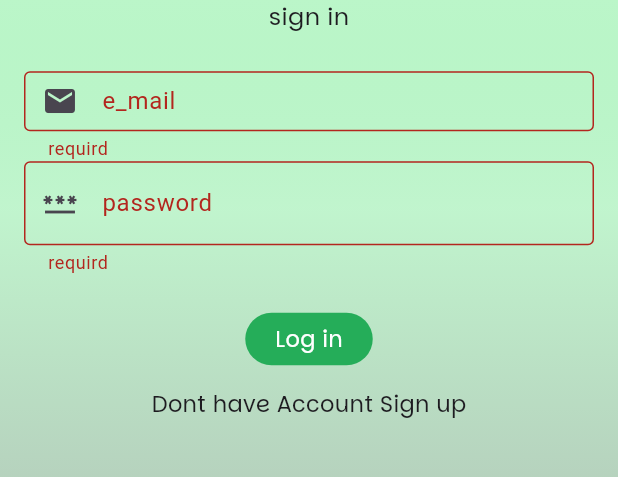
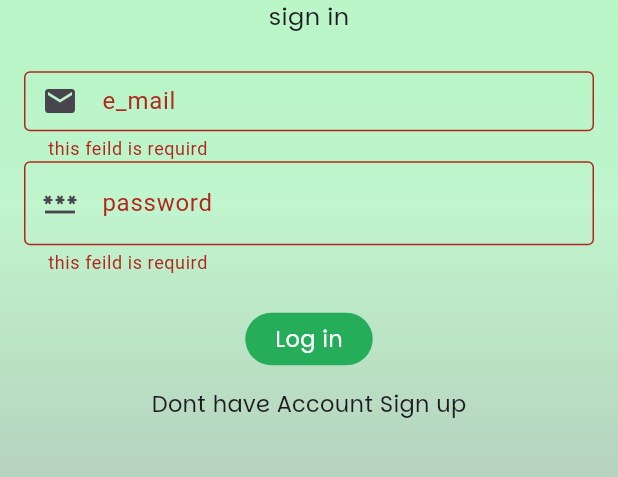
Before and after one commit to Abdallahmusa310/Zagel, a Flutter app: the screen it shows after launch, after a tap on "Log in", on a phone screen of 412 x 824 dp, the part 410-887 px from its top. Run offline on Flutter 3.47's test engine with Material 3 defaults, Android fonts, the phone set to English and light mode, and no system bars; drawn by our look-alikes of modal_progress_hud_nsn; our stand-ins replace animated_splash_screen, cloud_firestore, firebase_auth, firebase_core, lottie; accounts and stored records are empty.

```diff
--- a/lib/main.dart
+++ b/lib/main.dart
@@ -5,30 +5,29 @@ import 'package:zagel/screens/chat_screen.dart';
 import 'package:zagel/screens/home_screen.dart';
 import 'package:zagel/screens/sign_up_screen.dart';
 import 'package:zagel/screens/splash_screen.dart';
+
 void main() async {
-   WidgetsFlutterBinding.ensureInitialized();
-   await Firebase.initializeApp(
-   options: DefaultFirebaseOptions.currentPlatform,
-  );
+  WidgetsFlutterBinding.ensureInitialized();
+  await Firebase.initializeApp(options: DefaultFirebaseOptions.android);
   runApp(const MyApp());
 }
+
 class MyApp extends StatelessWidget {
   const MyApp({super.key});
 
   // This widget is the root of your application.
   @override
   Widget build(BuildContext context) {
-    return  MaterialApp(
+    return MaterialApp(
       home: const SplashScreen(),
       debugShowCheckedModeBanner: false,
-        routes: {
-          'SplashScreen':(context)=>const SplashScreen(),
-          'homescreen'  :(context)=> HomeScreen(),
-          'signup'      :(context)=> SignUpScreen(),
-          'ChatScreen'  :(context)=> const ChatScreen(),
-        },
-        initialRoute: 'SplashScreen',
-
+      routes: {
+        'SplashScreen': (context) => const SplashScreen(),
+        'homescreen': (context) => const HomeScreen(),
+        'signup': (context) => SignUpScreen(),
+        'ChatScreen': (context) => ChatScreen(),
+      },
+      initialRoute: 'SplashScreen',
     );
   }
 }
--- a/lib/screens/home_screen.dart
+++ b/lib/screens/home_screen.dart
@@ -1,17 +1,31 @@
 import 'package:firebase_auth/firebase_auth.dart';
 import 'package:flutter/material.dart';
+import 'package:modal_progress_hud_nsn/modal_progress_hud_nsn.dart';
 import 'package:zagel/widgets/coustm_bt.dart';
 import 'package:zagel/widgets/coustm_text.dart';
 import 'package:zagel/widgets/coustmtextfield.dart';
 
 // ignore: must_be_immutable
-class HomeScreen extends StatelessWidget {
-  HomeScreen({super.key, this.email, this.passwoerd});
+class HomeScreen extends StatefulWidget {
+  const HomeScreen({
+    super.key,
+  });
+
+  @override
+  State<HomeScreen> createState() => _HomeScreenState();
+}
+
+class _HomeScreenState extends State<HomeScreen> {
+  bool isload = false;
   String? email, passwoerd;
+
   GlobalKey<FormState> formkey = GlobalKey();
+
   @override
   Widget build(BuildContext context) {
-    return Scaffold(
+    return ModalProgressHUD(
+      inAsyncCall: isload,
+      child: Scaffold(
           body: Container(
         alignment: Alignment.center,
         decoration: const BoxDecoration(
@@ -43,7 +57,7 @@ class HomeScreen extends StatelessWidget {
                 SizedBox(
                     height: 60,
                     width: 600,
-                  child: Coustmtextfield(
+                    child: Coustmtextformfield(
                       labeltext: 'e_mail',
                       icon: Icons.email,
                       onChanged: (data) {
@@ -52,7 +66,7 @@ class HomeScreen extends StatelessWidget {
                     )),
                 SizedBox(
                     width: 600,
-                  child: Coustmtextfield(
+                    child: Coustmtextformfield(
                       labeltext: 'password',
                       icon: Icons.password,
                       onChanged: (data) {
@@ -66,21 +80,25 @@ class HomeScreen extends StatelessWidget {
                   bttext: 'Log in',
                   onPressed: () async {
                     if (formkey.currentState!.validate()) {
+                      isload = true;
+                      setState(() {});
                       try {
                         await signin();
                         Navigator.pushNamed(context, 'ChatScreen');
-                    } on FirebaseAuthException catch (e) {
-                      if (e.code == 'user-not-found') {
+                      } on FirebaseAuthException catch (ex) {
+                        if (ex.code == 'user-not-found') {
                           const SnackBar(
                               content: Text('No user found for that email.'));
-                      } else if (e.code == 'wrong-password') {
+                        } else if (ex.code == 'wrong-password') {
                           const SnackBar(
-                            content:
-                                Text('Wrong password provided for that user.'));
+                              content: Text(
+                                  'Wrong password provided for that user.'));
                         }
                       } catch (ex) {
                         const SnackBar(content: Text('error'));
                       }
+                      isload = false;
+                      setState(() {});
                     }
                   },
                 ),
@@ -106,7 +124,8 @@ class HomeScreen extends StatelessWidget {
             ),
           ),
         ),
-    ));
+      )),
+    );
   }
 
   signin() async {
--- a/lib/screens/splash_screen.dart
+++ b/lib/screens/splash_screen.dart
@@ -17,7 +17,7 @@ class SplashScreen extends StatelessWidget {
           )
         ],
       ),
-      nextScreen: HomeScreen(),
+      nextScreen: const HomeScreen(),
       splashIconSize: 500,
       duration: 2,
       centered: true,
--- a/lib/widgets/coustmtextfield.dart
+++ b/lib/widgets/coustmtextfield.dart
@@ -1,18 +1,21 @@
 import 'package:flutter/material.dart';
 
-class Coustmtextfield extends StatelessWidget {
-  const Coustmtextfield({super.key, this.labeltext, this.icon, this.onChanged});
+class Coustmtextformfield extends StatelessWidget {
+  const Coustmtextformfield(
+      {super.key, this.labeltext, this.icon, this.onChanged});
   final String? labeltext;
   final IconData? icon;
+
   final Function(String)? onChanged;
 
   @override
   Widget build(BuildContext context) {
     return TextFormField(
       validator: (data) {
-        if (data!.isEmpty) {
-          return 'requird';
+        if (data == null || data.isEmpty) {
+          return 'this feild is requird';
         }
+        return null;
       },
       onChanged: onChanged,
       decoration: InputDecoration(
@@ -30,3 +33,40 @@ class Coustmtextfield extends StatelessWidget {
     );
   }
 }
+
+// ignore: must_be_immutable
+class Coustmtextfeild extends StatelessWidget {
+  Coustmtextfeild(
+      {super.key,
+      this.iconn,
+      this.labeltext,
+      this.onSubmitted,
+      this.controller});
+  Function(String)? onSubmitted;
+  final IconData? iconn;
+  final String? labeltext;
+  TextEditingController? controller = TextEditingController();
+
+  @override
+  Widget build(BuildContext context) {
+    return TextField(
+      controller: controller,
+      onSubmitted: onSubmitted,
+      decoration: InputDecoration(
+          suffixIcon: Icon(
+            iconn,
+            color: const Color.fromARGB(255, 56, 185, 84),
+          ),
+          labelText: '$labeltext',
+          enabledBorder: const OutlineInputBorder(
+            borderSide: BorderSide(
+                width: BorderSide.strokeAlignCenter,
+                color: Color.fromARGB(255, 64, 47, 216)),
+            borderRadius: BorderRadius.all(Radius.circular(20)),
+          ),
+          border: const OutlineInputBorder(
+            borderSide: BorderSide(),
+          )),
+    );
+  }
+}
--- a/pubspec.yaml
+++ b/pubspec.yaml
@@ -39,6 +39,9 @@ dependencies:
   lottie: ^3.1.3
   firebase_core: ^3.8.1
   firebase_auth: ^5.3.4
+  modal_progress_hud_nsn: ^0.5.1
+  change_app_package_name: ^1.4.0
+  cloud_firestore: ^5.5.1
 
 dev_dependencies:
   flutter_test:
```
Also changed, not shown: lib/models/message_model.dart (added, +9 -0 lines), lib/screens/chat_screen.dart (+60 -3 lines), lib/screens/sign_up_screen.dart (+37 -19 lines), lib/widgets/coustm_massage.dart (added, +27 -0 lines), pubspec.lock, 10 other files. Lines whose indentation alone changed are shown as unchanged.
